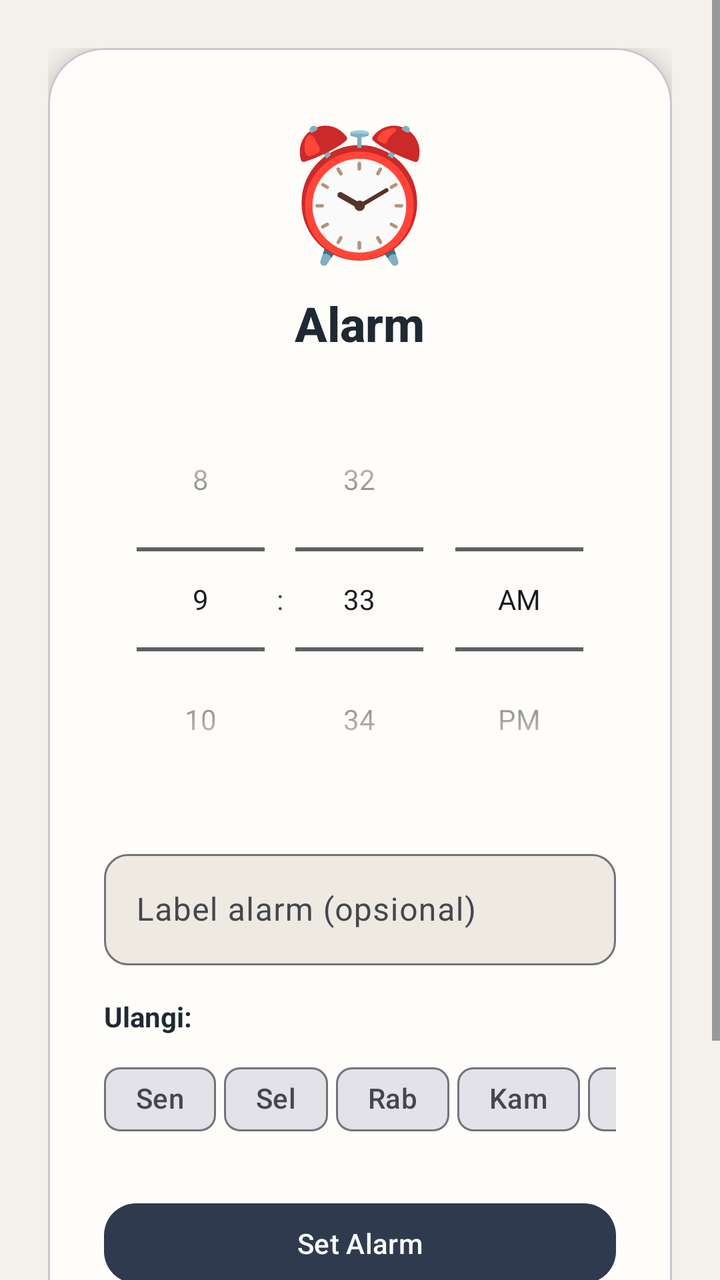
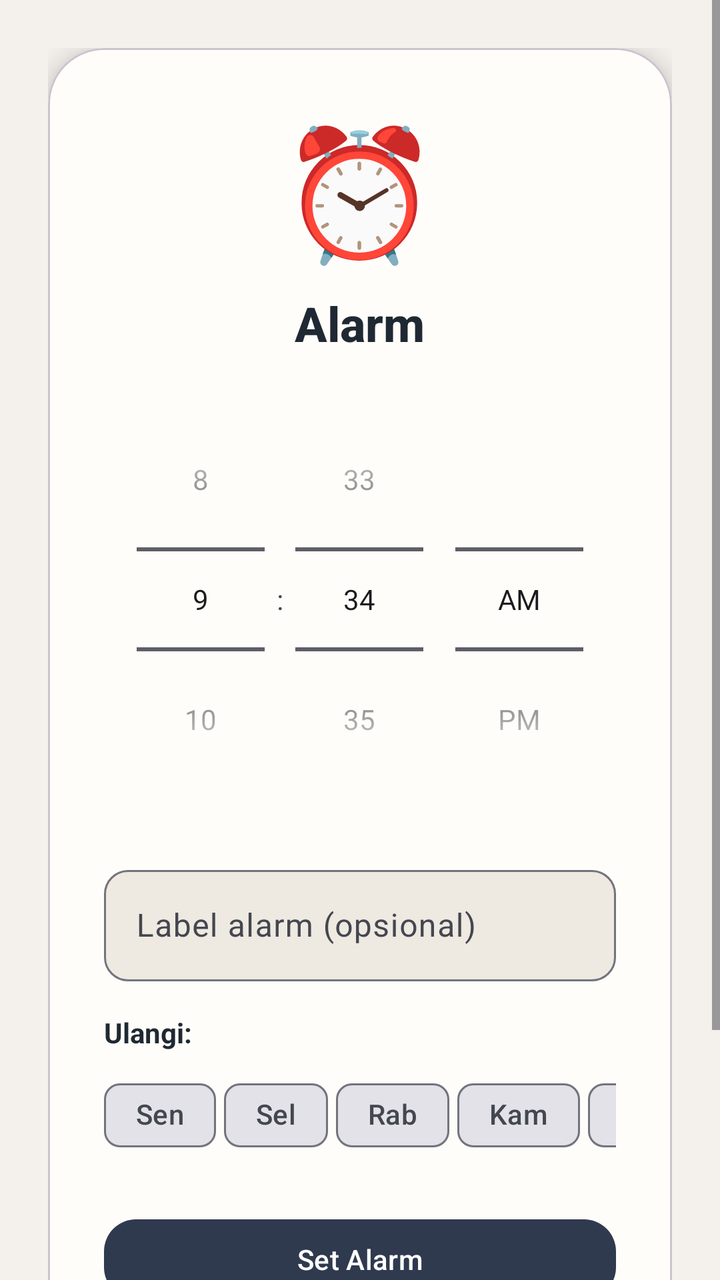

The first picture is an Android layout as it rendered before a commit; the second is the same layout after the commit. The layout source and the unified diff follow.
<!-- AndroidManifest.xml: application theme Theme.App -->
<!-- res/layout/fragment_alarm.xml -->
<?xml version="1.0" encoding="utf-8"?>
<ScrollView xmlns:android="http://schemas.android.com/apk/res/android"
    xmlns:app="http://schemas.android.com/apk/res-auto"
    android:layout_width="match_parent"
    android:layout_height="match_parent"
    android:fillViewport="true"
    android:background="@color/surface_bg">

    <LinearLayout
        android:layout_width="match_parent"
        android:layout_height="wrap_content"
        android:gravity="center"
        android:orientation="vertical"
        android:padding="24dp">

        <com.google.android.material.card.MaterialCardView
            android:layout_width="match_parent"
            android:layout_height="wrap_content"
            app:cardBackgroundColor="@color/card_bg"
            app:cardCornerRadius="28dp"
            app:cardElevation="8dp">

            <LinearLayout
                android:layout_width="match_parent"
                android:layout_height="wrap_content"
                android:gravity="center"
                android:orientation="vertical"
                android:padding="28dp">

                
                <TextView
                    android:layout_width="wrap_content"
                    android:layout_height="wrap_content"
                    android:text="⏰"
                    android:textSize="64sp" />

                <TextView
                    android:layout_width="wrap_content"
                    android:layout_height="wrap_content"
                    android:layout_marginTop="8dp"
                    android:fontFamily="sans-serif-medium"
                    android:text="@string/alarm_title"
                    android:textColor="@color/text_main"
                    android:textSize="24sp"
                    android:textStyle="bold" />

                
                <TimePicker
                    android:id="@+id/alarm_time_picker"
                    android:layout_width="wrap_content"
                    android:layout_height="wrap_content"
                    android:layout_marginTop="16dp"
                    android:timePickerMode="spinner" />

                
                <com.google.android.material.textfield.TextInputLayout
                    android:layout_width="match_parent"
                    android:layout_height="wrap_content"
                    android:layout_marginTop="16dp"
                    android:hint="@string/alarm_label_hint"
                    app:boxBackgroundColor="@color/accent_soft"
                    app:boxCornerRadiusBottomEnd="12dp"
                    app:boxCornerRadiusBottomStart="12dp"
                    app:boxCornerRadiusTopEnd="12dp"
                    app:boxCornerRadiusTopStart="12dp">

                    <com.google.android.material.textfield.TextInputEditText
                        android:id="@+id/alarm_label"
                        android:layout_width="match_parent"
                        android:layout_height="wrap_content"
                        android:inputType="text"
                        android:maxLines="1" />
                </com.google.android.material.textfield.TextInputLayout>

                
                <TextView
                    android:layout_width="match_parent"
                    android:layout_height="wrap_content"
                    android:layout_marginTop="16dp"
                    android:text="@string/alarm_repeat_label"
                    android:textColor="@color/text_main"
                    android:textStyle="bold"
                    android:textSize="14sp" />

                <HorizontalScrollView
                    android:layout_width="match_parent"
                    android:layout_height="wrap_content"
                    android:layout_marginTop="8dp"
                    android:scrollbars="none">

                    <LinearLayout
                        android:id="@+id/repeat_days"
                        android:layout_width="wrap_content"
                        android:layout_height="wrap_content"
                        android:gravity="center"
                        android:orientation="horizontal">

                        <com.google.android.material.chip.Chip
                            android:id="@+id/chip_sen"
                            style="@style/Widget.Material3.Chip.Filter"
                            android:layout_width="wrap_content"
                            android:layout_height="wrap_content"
                            android:text="Sen" />

                        <com.google.android.material.chip.Chip
                            android:id="@+id/chip_sel"
                            style="@style/Widget.Material3.Chip.Filter"
                            android:layout_width="wrap_content"
                            android:layout_height="wrap_content"
                            android:layout_marginStart="4dp"
                            android:text="Sel" />

                        <com.google.android.material.chip.Chip
                            android:id="@+id/chip_rab"
                            style="@style/Widget.Material3.Chip.Filter"
                            android:layout_width="wrap_content"
                            android:layout_height="wrap_content"
                            android:layout_marginStart="4dp"
                            android:text="Rab" />

                        <com.google.android.material.chip.Chip
                            android:id="@+id/chip_kam"
                            style="@style/Widget.Material3.Chip.Filter"
                            android:layout_width="wrap_content"
                            android:layout_height="wrap_content"
                            android:layout_marginStart="4dp"
                            android:text="Kam" />

                        <com.google.android.material.chip.Chip
                            android:id="@+id/chip_jum"
                            style="@style/Widget.Material3.Chip.Filter"
                            android:layout_width="wrap_content"
                            android:layout_height="wrap_content"
                            android:layout_marginStart="4dp"
                            android:text="Jum" />

                        <com.google.android.material.chip.Chip
                            android:id="@+id/chip_sab"
                            style="@style/Widget.Material3.Chip.Filter"
                            android:layout_width="wrap_content"
                            android:layout_height="wrap_content"
                            android:layout_marginStart="4dp"
                            android:text="Sab" />

                        <com.google.android.material.chip.Chip
                            android:id="@+id/chip_min"
                            style="@style/Widget.Material3.Chip.Filter"
                            android:layout_width="wrap_content"
                            android:layout_height="wrap_content"
                            android:layout_marginStart="4dp"
                            android:text="Min" />
                    </LinearLayout>
                </HorizontalScrollView>

                
                <com.google.android.material.button.MaterialButton
                    android:id="@+id/btn_set_alarm"
                    android:layout_width="match_parent"
                    android:layout_height="wrap_content"
                    android:layout_marginTop="24dp"
                    android:text="@string/alarm_set"
                    android:textColor="@color/on_primary"
                    app:backgroundTint="@color/primary"
                    app:cornerRadius="16dp" />

                
                <View
                    android:layout_width="match_parent"
                    android:layout_height="1dp"
                    android:layout_marginTop="20dp"
                    android:layout_marginBottom="16dp"
                    android:background="@color/text_muted" />

                
                <TextView
                    android:layout_width="match_parent"
                    android:layout_height="wrap_content"
                    android:text="@string/alarm_active_list"
                    android:textColor="@color/text_main"
                    android:textStyle="bold"
                    android:textSize="16sp" />

                <LinearLayout
                    android:id="@+id/alarm_list_container"
                    android:layout_width="match_parent"
                    android:layout_height="wrap_content"
                    android:layout_marginTop="12dp"
                    android:gravity="center"
                    android:orientation="vertical">

                    <TextView
                        android:id="@+id/alarm_empty"
                        android:layout_width="wrap_content"
                        android:layout_height="wrap_content"
                        android:text="@string/alarm_empty"
                        android:textColor="@color/text_muted"
                        android:textSize="14sp" />
                </LinearLayout>
            </LinearLayout>
        </com.google.android.material.card.MaterialCardView>
    </LinearLayout>
</ScrollView>
<!-- resources referenced by this layout -->
<resources>
  <color name="accent_soft">#EEE9E1</color>
  <color name="card_bg">#FFFDF9</color>
  <color name="on_primary">#FFFFFFFF</color>
  <color name="primary">#2F3A4F</color>
  <color name="surface_bg">#F4F1EC</color>
  <color name="text_main">#1F2933</color>
  <color name="text_muted">#6B7280</color>
  <string name="alarm_active_list">Alarm Aktif</string>
  <string name="alarm_empty">Belum ada alarm.</string>
  <string name="alarm_label_hint">Label alarm (opsional)</string>
  <string name="alarm_repeat_label">Ulangi:</string>
  <string name="alarm_set">Set Alarm</string>
  <string name="alarm_title">Alarm</string>
  <style name="Theme.App" parent="Theme.Material3.DynamicColors.DayNight.NoActionBar">
          <item name="colorPrimary">@color/primary</item>
          <item name="colorOnPrimary">@color/on_primary</item>
      </style>
</resources>

<!-- the commit's change to res/layout/fragment_alarm.xml (unified diff, before → after) -->
@@ -51,6 +51,14 @@
                     android:layout_height="wrap_content"
                     android:layout_marginTop="16dp"
                     android:timePickerMode="spinner" />
+
+                
+                <LinearLayout
+                    android:id="@+id/suggestion_container"
+                    android:layout_width="match_parent"
+                    android:layout_height="wrap_content"
+                    android:layout_marginTop="8dp"
+                    android:orientation="vertical" />
 
                 
                 <com.google.android.material.textfield.TextInputLayout
